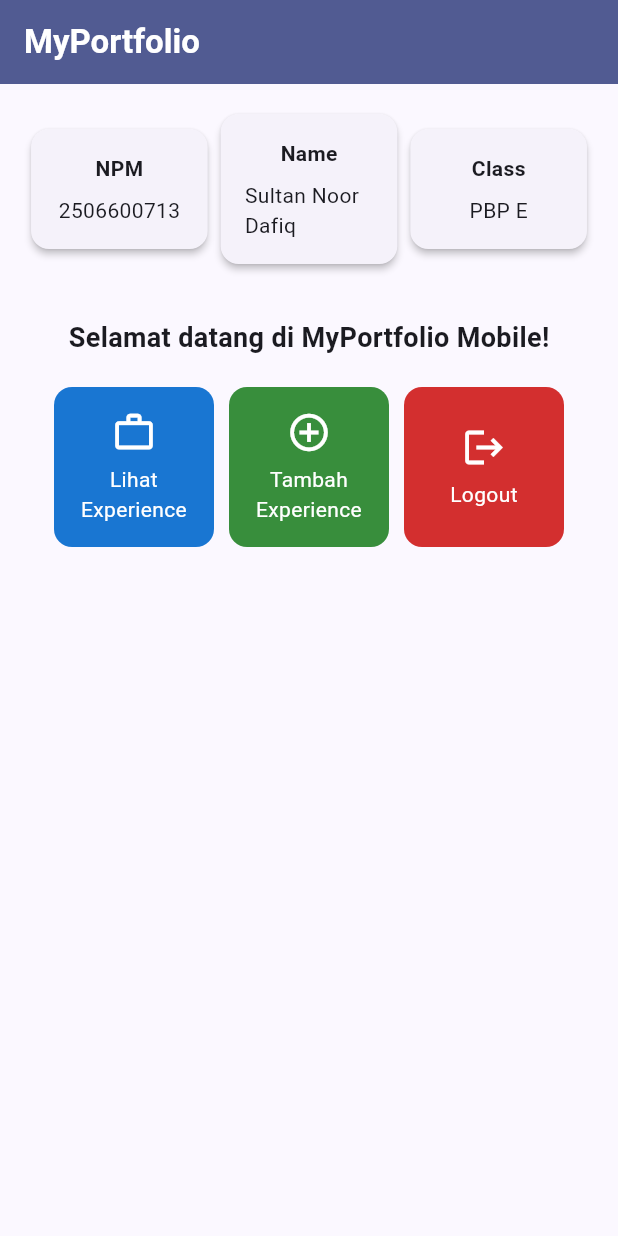
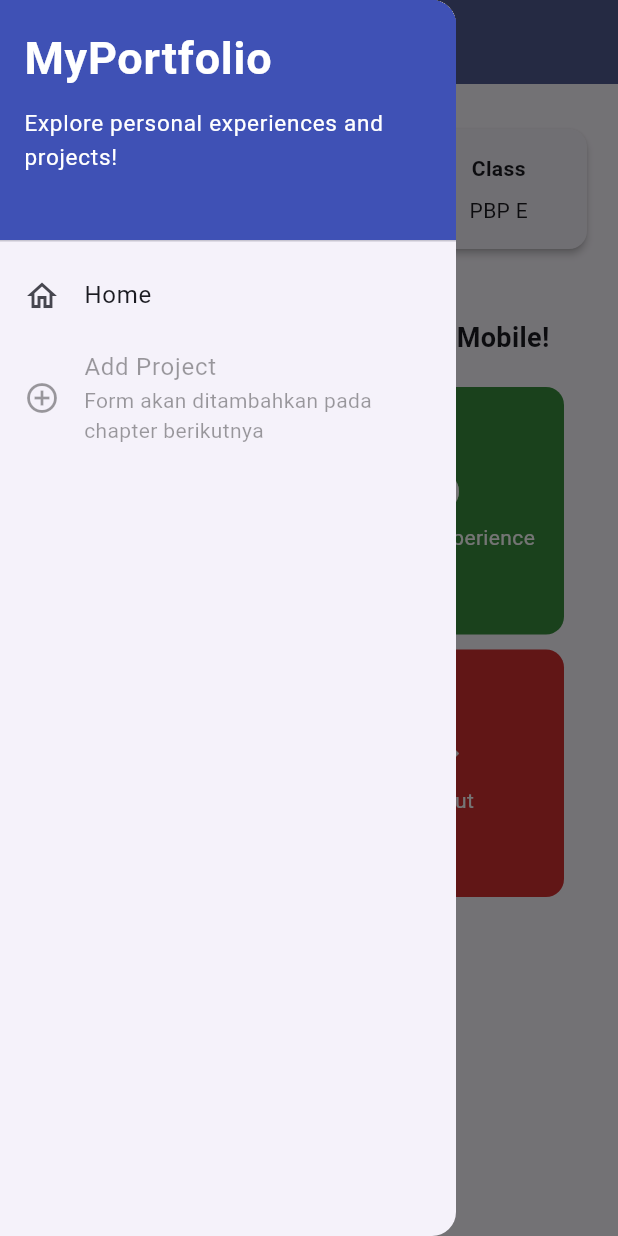
Before and after one commit to Dafiq24/myportofolio_mobile, a Flutter app: the screen it shows after launch, with the side drawer open (before the commit the screen has no drawer), on a phone screen of 412 x 824 dp. Run offline on Flutter 3.47's test engine with Material 3 defaults, Android fonts, the phone set to English and light mode, and no system bars; our stand-ins replace material_ui.

Commit message:
feat: add Flutter drawer navigation foundation
Adopt material_ui and refactor the home screen and reusable action card into dedicated screens and widgets directories.

Add a shared portfolio drawer, prepare the Add Project entry, preserve responsive actions, and update widget coverage.

```diff
--- a/lib/main.dart
+++ b/lib/main.dart
@@ -1,5 +1,5 @@
-import 'package:flutter/material.dart';
-import 'package:myportofolio_mobile/menu.dart';
+import 'package:material_ui/material_ui.dart';
+import 'package:myportofolio_mobile/screens/menu.dart';
 
 void main() {
   runApp(const MyApp());
--- a/lib/menu.dart
+++ b/lib/screens/menu.dart
@@ -1,4 +1,6 @@
-import 'package:flutter/material.dart';
+import 'package:material_ui/material_ui.dart';
+import 'package:myportofolio_mobile/widgets/left_drawer.dart';
+import 'package:myportofolio_mobile/widgets/project_card.dart';
 
 class MyHomePage extends StatelessWidget {
   MyHomePage({super.key});
@@ -14,6 +16,11 @@ class MyHomePage extends StatelessWidget {
       Icons.add_circle_outline,
       Colors.green.shade700,
     ),
+    ItemHomepage(
+      'Tambah Proyek',
+      Icons.add_box_outlined,
+      Colors.indigo.shade700,
+    ),
     ItemHomepage('Logout', Icons.logout, Colors.red.shade700),
   ];
 
@@ -28,7 +35,9 @@ class MyHomePage extends StatelessWidget {
           style: TextStyle(color: Colors.white, fontWeight: FontWeight.bold),
         ),
         backgroundColor: Theme.of(context).colorScheme.primary,
+        iconTheme: const IconThemeData(color: Colors.white),
       ),
+      drawer: const LeftDrawer(),
       body: SingleChildScrollView(
         child: Padding(
           padding: const EdgeInsets.all(16),
@@ -63,7 +72,7 @@ class MyHomePage extends StatelessWidget {
                       padding: const EdgeInsets.all(20),
                       crossAxisSpacing: 10,
                       mainAxisSpacing: 10,
-                      crossAxisCount: 3,
+                      crossAxisCount: isWideScreen ? 4 : 2,
                       childAspectRatio: isWideScreen ? 2 : 1,
                       shrinkWrap: true,
                       children: items.map((ItemHomepage item) {
@@ -105,54 +114,3 @@ class InfoCard extends StatelessWidget {
     );
   }
 }
-
-class ItemHomepage {
-  ItemHomepage(this.name, this.icon, this.color);
-
-  final String name;
-  final IconData icon;
-  final Color color;
-}
-
-class ItemCard extends StatelessWidget {
-  const ItemCard(this.item, {super.key});
-
-  final ItemHomepage item;
-
-  @override
-  Widget build(BuildContext context) {
-    return Material(
-      color: item.color,
-      borderRadius: BorderRadius.circular(12),
-      child: InkWell(
-        borderRadius: BorderRadius.circular(12),
-        onTap: () {
-          ScaffoldMessenger.of(context)
-            ..hideCurrentSnackBar()
-            ..showSnackBar(
-              SnackBar(
-                content: Text('Kamu telah menekan tombol ${item.name}!'),
-              ),
-            );
-        },
-        child: Container(
-          padding: const EdgeInsets.all(8),
-          child: Center(
-            child: Column(
-              mainAxisAlignment: MainAxisAlignment.center,
-              children: [
-                Icon(item.icon, color: Colors.white, size: 30),
-                const Padding(padding: EdgeInsets.all(3)),
-                Text(
-                  item.name,
-                  textAlign: TextAlign.center,
-                  style: const TextStyle(color: Colors.white),
-                ),
-              ],
-            ),
-          ),
-        ),
-      ),
-    );
-  }
-}
--- /dev/null
+++ b/lib/widgets/left_drawer.dart
@@ -0,0 +1,54 @@
+import 'package:material_ui/material_ui.dart';
+import 'package:myportofolio_mobile/screens/menu.dart';
+
+class LeftDrawer extends StatelessWidget {
+  const LeftDrawer({super.key});
+
+  @override
+  Widget build(BuildContext context) {
+    return Drawer(
+      child: ListView(
+        padding: EdgeInsets.zero,
+        children: [
+          const DrawerHeader(
+            decoration: BoxDecoration(color: Colors.indigo),
+            child: Column(
+              crossAxisAlignment: CrossAxisAlignment.start,
+              children: [
+                Text(
+                  'MyPortfolio',
+                  style: TextStyle(
+                    fontSize: 30,
+                    fontWeight: FontWeight.bold,
+                    color: Colors.white,
+                  ),
+                ),
+                SizedBox(height: 10),
+                Text(
+                  'Explore personal experiences and projects!',
+                  style: TextStyle(fontSize: 15, color: Colors.white),
+                ),
+              ],
+            ),
+          ),
+          ListTile(
+            leading: const Icon(Icons.home_outlined),
+            title: const Text('Home'),
+            onTap: () {
+              Navigator.pushReplacement(
+                context,
+                MaterialPageRoute(builder: (context) => MyHomePage()),
+              );
+            },
+          ),
+          const ListTile(
+            enabled: false,
+            leading: Icon(Icons.add_circle_outline),
+            title: Text('Add Project'),
+            subtitle: Text('Form akan ditambahkan pada chapter berikutnya'),
+          ),
+        ],
+      ),
+    );
+  }
+}
--- /dev/null
+++ b/lib/widgets/project_card.dart
@@ -0,0 +1,52 @@
+import 'package:material_ui/material_ui.dart';
+
+class ItemHomepage {
+  ItemHomepage(this.name, this.icon, this.color);
+
+  final String name;
+  final IconData icon;
+  final Color color;
+}
+
+class ItemCard extends StatelessWidget {
+  const ItemCard(this.item, {super.key});
+
+  final ItemHomepage item;
+
+  @override
+  Widget build(BuildContext context) {
+    return Material(
+      color: item.color,
+      borderRadius: BorderRadius.circular(12),
+      child: InkWell(
+        borderRadius: BorderRadius.circular(12),
+        onTap: () {
+          ScaffoldMessenger.of(context)
+            ..hideCurrentSnackBar()
+            ..showSnackBar(
+              SnackBar(
+                content: Text('Kamu telah menekan tombol ${item.name}!'),
+              ),
+            );
+        },
+        child: Container(
+          padding: const EdgeInsets.all(8),
+          child: Center(
+            child: Column(
+              mainAxisAlignment: MainAxisAlignment.center,
+              children: [
+                Icon(item.icon, color: Colors.white, size: 30),
+                const Padding(padding: EdgeInsets.all(3)),
+                Text(
+                  item.name,
+                  textAlign: TextAlign.center,
+                  style: const TextStyle(color: Colors.white),
+                ),
+              ],
+            ),
+          ),
+        ),
+      ),
+    );
+  }
+}
--- a/pubspec.yaml
+++ b/pubspec.yaml
@@ -34,6 +34,7 @@ dependencies:
   # The following adds the Cupertino Icons font to your application.
   # Use with the CupertinoIcons class for iOS style icons.
   cupertino_icons: ^1.0.8
+  material_ui: ^1.11.1
 
 dev_dependencies:
   flutter_test:
```
Also changed, not shown: pubspec.lock, 1 other file.
